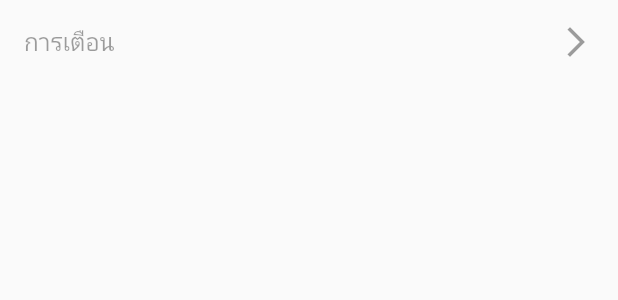
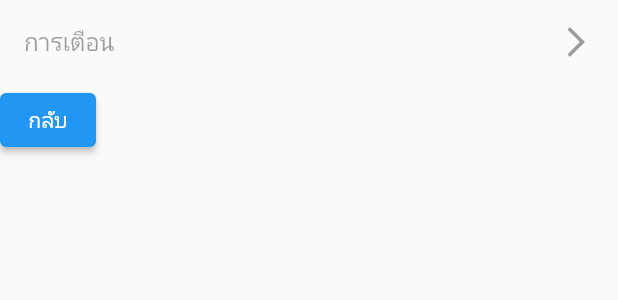
Before and after one commit to boss29024/todolist_app, a Flutter app: the AllHeadListPage widget shown alone on an empty page, opened directly, on a phone screen of 412 x 824 dp. Shown: the top 300 px of the screen. Run offline on Flutter 3.47's test engine with Material 2 defaults, Android fonts, the phone set to English and light mode, and no system bars; our stand-ins replace flutter_slidable; missing offline and left inert: switcher_button.

Commit message:
AllHeadListPage

```diff
--- a/to_do_list/lib/page/AllHeadListPage.dart
+++ b/to_do_list/lib/page/AllHeadListPage.dart
@@ -12,12 +12,20 @@ class _AllHeadListPageState extends State<AllHeadListPage> {
   Widget build(BuildContext context) {
     return Container(
       child: Column(
+        crossAxisAlignment: CrossAxisAlignment.start,
         children: [
-          ListTile(
+          const ListTile(
             title: Text('การเตือน'),
             enabled: false,
             trailing: Icon(Icons.arrow_forward_ios),
           ),
+          Align(
+            alignment: Alignment.bottomLeft,
+            child: ElevatedButton(
+              child: const Text('กลับ'),
+              onPressed: () => Navigator.pop(context),
+            ),
+          )
         ],
       ),
     );
```
